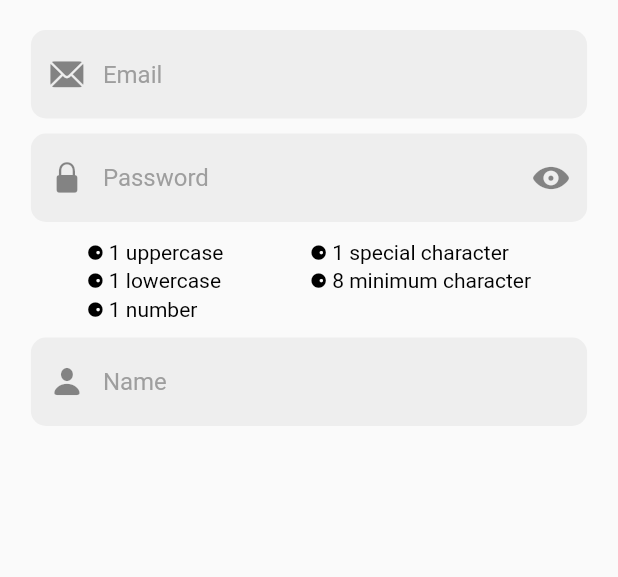
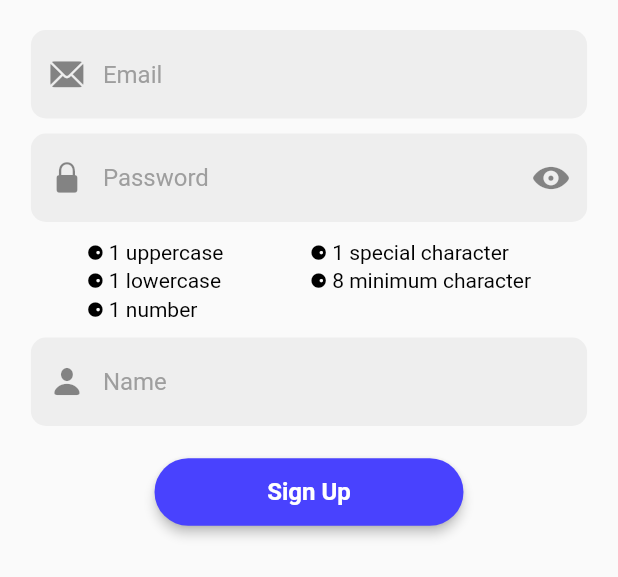
Before and after one commit to Elfeny7/login_auth_bloc, a Flutter app: the SignUpScreen widget shown alone on an empty page, opened directly, on a phone screen of 412 x 824 dp. Shown: the top 577 px of the screen. Run offline on Flutter 3.47's test engine with Material 2 defaults, Android fonts, the phone set to English and light mode, and no system bars; our stand-ins replace bloc, cloud_firestore, equatable, firebase_auth, firebase_core, flutter_bloc; accounts and stored records are empty.

Commit message:
feat: add sign up button

```diff
--- a/lib/screens/auth/sign_up_screen.dart
+++ b/lib/screens/auth/sign_up_screen.dart
@@ -1,6 +1,7 @@
 import 'package:flutter/cupertino.dart';
 import 'package:flutter/material.dart';
 import 'package:login_auth_bloc/screens/auth/components/my_text_field.dart';
+import 'package:user_repository/user_repository.dart';
 
 class SignUpScreen extends StatefulWidget {
   const SignUpScreen({super.key});
@@ -28,6 +29,7 @@ class _SignUpScreenState extends State<SignUpScreen> {
   Widget build(BuildContext context) {
     return Form(
       key: _formKey,
+      child: SingleChildScrollView(
         child: Center(
           child: Column(
             children: [
@@ -210,7 +212,48 @@ class _SignUpScreenState extends State<SignUpScreen> {
                   },
                 ),
               ),
+              const SizedBox(height: 20),
+              !signUpRequired
+                  ? SizedBox(
+                      width: MediaQuery.of(context).size.width * 0.5,
+                      child: TextButton(
+                        onPressed: () {
+                          if (_formKey.currentState!.validate()) {
+                            MyUser myUser = MyUser.empty;
+                            myUser = myUser.copyWith(
+                              email: emailController.text,
+                              name: nameController.text,
+                            );
+                            setState(() {});
+                          }
+                        },
+                        style: TextButton.styleFrom(
+                            elevation: 3.0,
+                            backgroundColor:
+                                Theme.of(context).colorScheme.primary,
+                            foregroundColor: Colors.white,
+                            shape: RoundedRectangleBorder(
+                              borderRadius: BorderRadius.circular(60),
+                            )),
+                        child: const Padding(
+                          padding:
+                              EdgeInsets.symmetric(horizontal: 25, vertical: 5),
+                          child: Text(
+                            'Sign Up',
+                            textAlign: TextAlign.center,
+                            style: TextStyle(
+                              color: Colors.white,
+                              fontSize: 16,
+                              fontWeight: FontWeight.w600,
+                            ),
+                          ),
+                        ),
+                      ),
+                    )
+                  : const CircularProgressIndicator(),
+              const SizedBox(height: 20),
             ],
+          ),
         ),
       ),
     );
```
Lines whose indentation alone changed are shown as unchanged.
